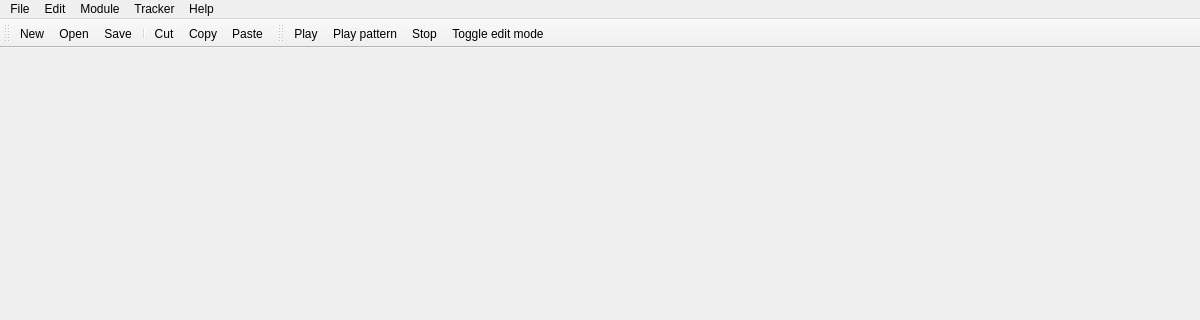
stoneface86/trackerboy, file ui/designer/MainWindow.ui: the form before one commit; both pictures show x 0 to 1200 and y 0 to 320 of the 1200 by 832 pixel window.
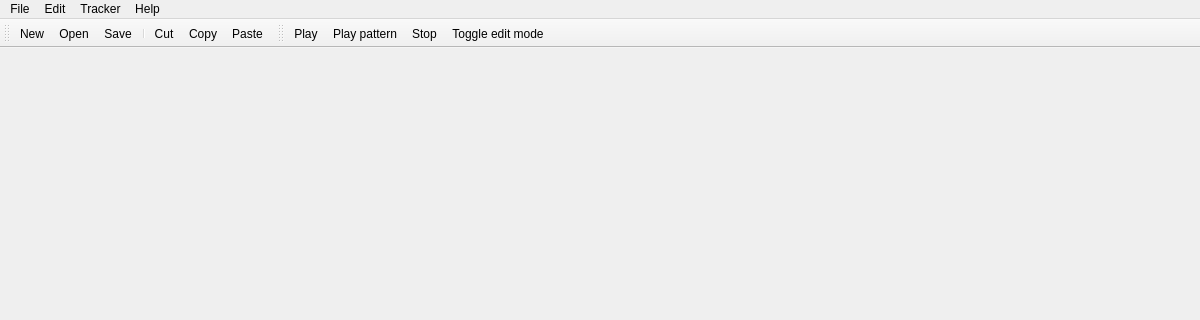
The form after the commit.

Commit message: rewrite SongWidget class actions apply to the selection in ListView, not the model's current remove SongActions add overloads for removing/duplicating/renaming via index in model classes

```diff
--- a/ui/designer/MainWindow.ui
+++ b/ui/designer/MainWindow.ui
@@ -105,19 +105,8 @@
     <addaction name="actionAbout"/>
     <addaction name="actionAboutQt"/>
    </widget>
-   <widget class="QMenu" name="menuModule">
-    <property name="title">
-     <string>Module</string>
-    </property>
-    <addaction name="actionNewSong"/>
-    <addaction name="actionRemoveSong"/>
-    <addaction name="separator"/>
-    <addaction name="actionNextSong"/>
-    <addaction name="actionPreviousSong"/>
-   </widget>
    <addaction name="menuFile"/>
    <addaction name="menuEdit"/>
-   <addaction name="menuModule"/>
    <addaction name="menuTracker"/>
    <addaction name="menuHelp"/>
   </widget>
```
The commit also changes 13 other files.
